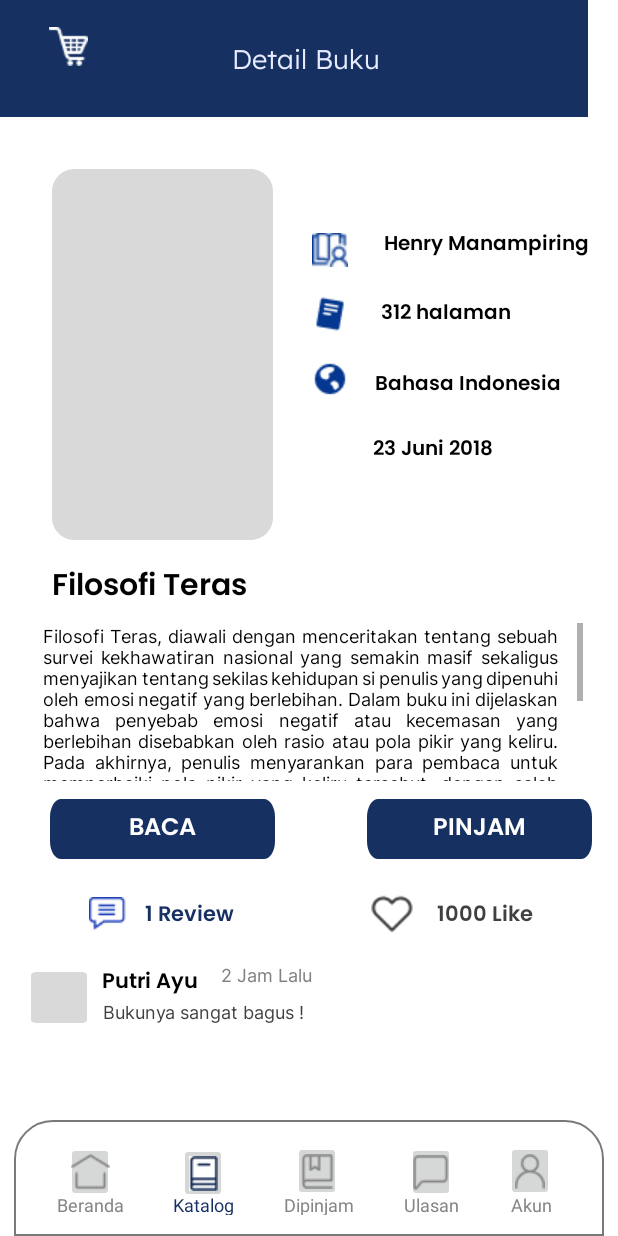
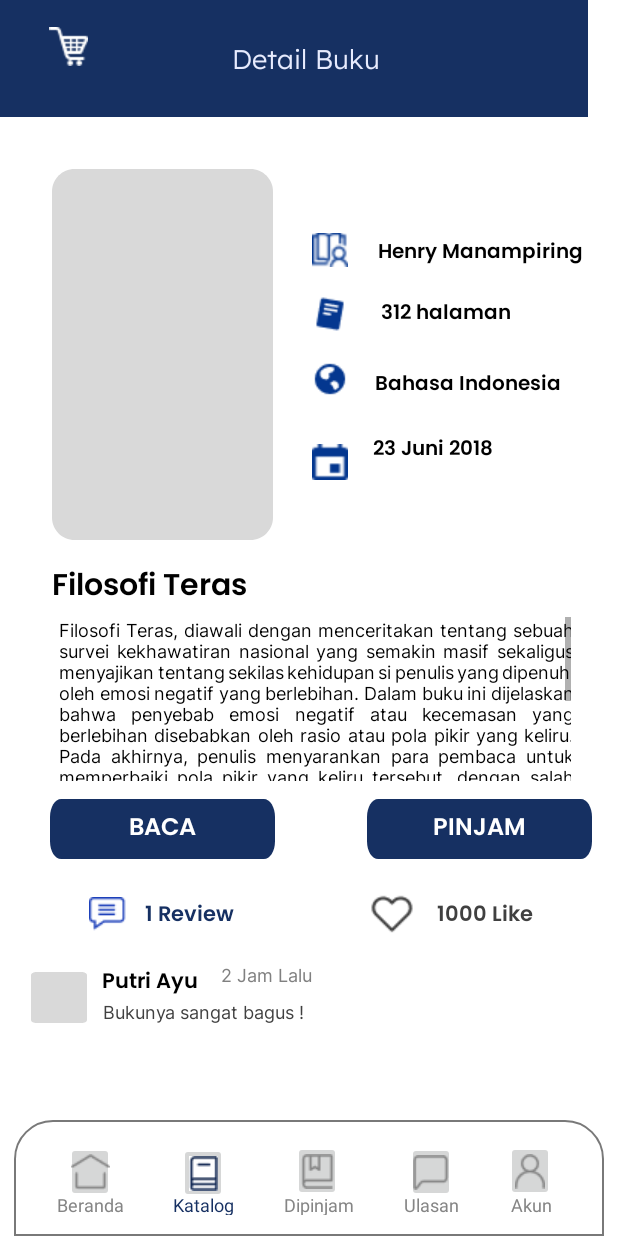
Before and after one commit to Zedra19/Online_Library, an Android app: the DetailBukuActivity screen opened directly, with no data from a screen before it, on a phone screen of 412 x 824 dp. Run offline under Robolectric (Android 15) with nearby library versions, the phone set to English and light mode, and no system bars; our stand-ins replace Firebase (no records; nobody signed in at launch, a user with empty details on screens opened directly).

Commit message:
Edit posisi scrollview

```diff
--- a/app/src/main/res/layout/detailbuku.xml
+++ b/app/src/main/res/layout/detailbuku.xml
@@ -109,14 +109,14 @@
         android:layout_height="30dp"
         android:layout_alignParentLeft="true"
         android:layout_alignParentTop="true"
-        android:layout_marginEnd="16dp"
+        android:layout_marginEnd="20dp"
         android:gravity="left|center"
         android:text="@string/penulis"
         android:textAppearance="@style/detail_buku"
         app:layout_constraintBottom_toBottomOf="parent"
         app:layout_constraintEnd_toEndOf="parent"
         app:layout_constraintTop_toTopOf="parent"
-        app:layout_constraintVertical_bias="0.187" />
+        app:layout_constraintVertical_bias="0.194" />
 
     <ImageView
         android:id="@+id/imageView3"
@@ -207,13 +207,12 @@
         android:id="@+id/imageView2"
         android:layout_width="24dp"
         android:layout_height="24dp"
+        android:layout_marginTop="296dp"
         android:layout_marginEnd="12dp"
-        app:layout_constraintBottom_toBottomOf="@+id/home_taskbar4"
         app:layout_constraintEnd_toEndOf="parent"
         app:layout_constraintHorizontal_bias="0.554"
         app:layout_constraintStart_toStartOf="parent"
         app:layout_constraintTop_toTopOf="parent"
-        app:layout_constraintVertical_bias="0.364"
         app:srcCompat="@drawable/icon_tanggal_terbit" />
 
     <TextView
@@ -265,7 +264,6 @@
         app:layout_constraintStart_toStartOf="parent"
         app:layout_constraintTop_toTopOf="parent"
         app:layout_constraintVertical_bias="0.679" />
-
 
 
     <View
@@ -485,8 +483,8 @@
 
     <ScrollView
         android:id="@+id/scrollView2"
-        android:layout_width="360dp"
-        android:layout_height="105dp"
+        android:layout_width="341dp"
+        android:layout_height="109dp"
         android:layout_marginBottom="12dp"
         android:fillViewport="true"
         app:layout_constraintBottom_toTopOf="@+id/button_baca"
```
